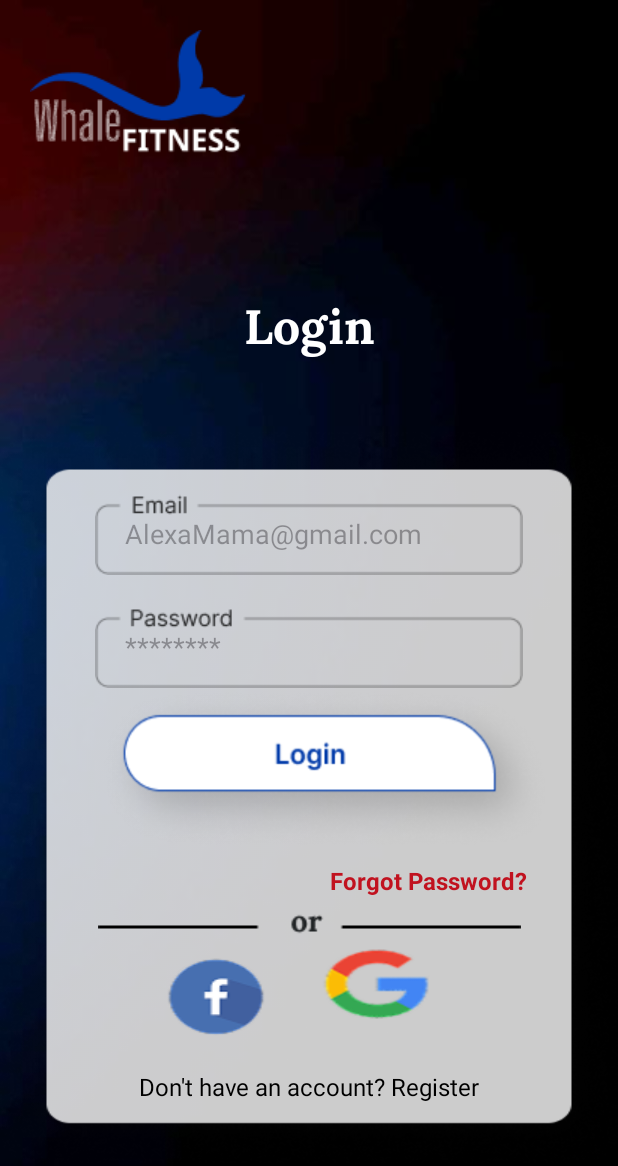
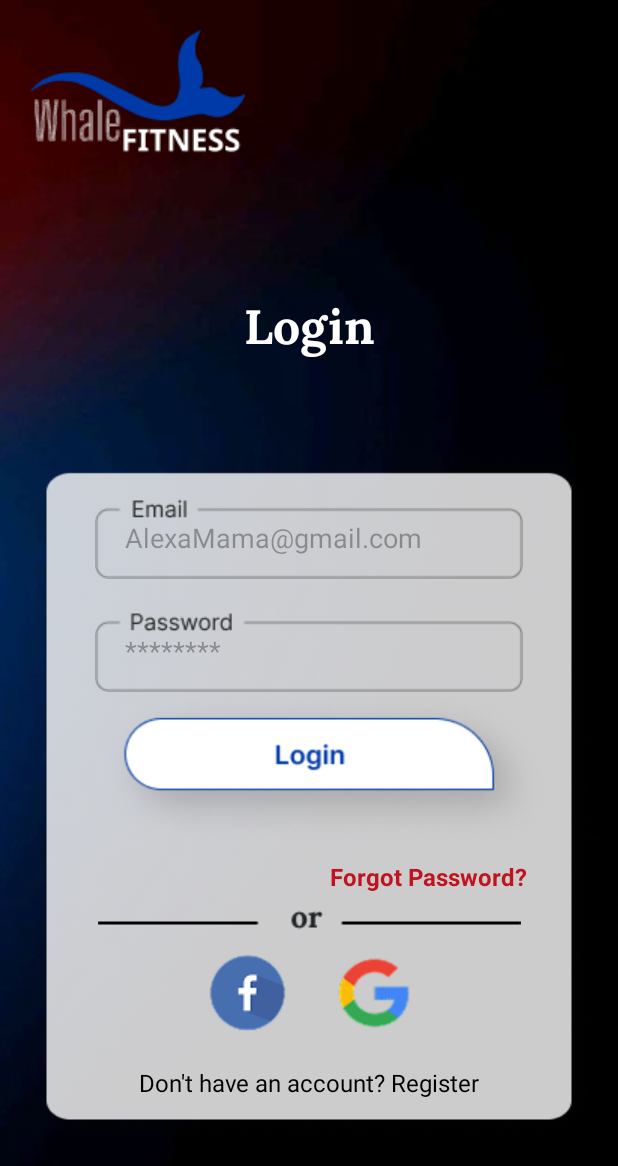
Before and after one commit to PhanHongDatt/Whale_Fitness, an Android app: the layout activity_login_page.xml on its own in the app's theme, with its tools: preview values and no code run, on a phone screen of 412 x 824 dp. Shown: the top 1166 px of the screen. Run offline under Robolectric (Android 15) with nearby library versions, the phone set to English and light mode, and no system bars.

Commit message:
Update Layout Signup + Signin

```diff
--- /dev/null
+++ b/app/src/main/res/drawable/btn_loginviafacebook.xml
@@ -0,0 +1,4 @@
+<?xml version="1.0" encoding="utf-8"?>
+<shape xmlns:android="http://schemas.android.com/apk/res/android">
+
+</shape>
--- a/app/src/main/res/layout/activity_login_page.xml
+++ b/app/src/main/res/layout/activity_login_page.xml
@@ -60,8 +60,8 @@
 
         <androidx.appcompat.widget.AppCompatButton
             android:id="@+id/btn_register_login"
-            android:layout_width="303dp"
-            android:layout_height="107dp"
+            android:layout_width="301dp"
+            android:layout_height="102dp"
             android:layout_marginStart="20dp"
             android:background="@drawable/login_btn_login"
             app:layout_constraintEnd_toEndOf="@id/layout_child"
@@ -90,19 +90,20 @@
             android:background="@drawable/img_register_line"/>
         <androidx.appcompat.widget.AppCompatButton
             android:id="@+id/login_via_facebook"
-            android:layout_width="wrap_content"
+            android:layout_width="70dp"
             android:layout_height="wrap_content"
             app:layout_constraintStart_toStartOf="@id/layout_child"
             app:layout_constraintTop_toBottomOf="@id/register_line"
-            android:layout_marginStart="100dp"
+            android:layout_marginStart="130dp"
             android:background="@drawable/register_img_facebook"/>
         <androidx.appcompat.widget.AppCompatButton
             android:id="@+id/login_via_google"
-            android:layout_width="wrap_content"
+            android:layout_width="60dp"
             android:layout_height="wrap_content"
             app:layout_constraintStart_toEndOf="@id/login_via_facebook"
             app:layout_constraintTop_toBottomOf="@id/register_line"
             android:layout_marginStart="20dp"
+            app:layout_constraintBaseline_toBaselineOf="@id/login_via_facebook"
             android:background="@drawable/register_img_google"/>
         <TextView
             android:id="@+id/tv_login_link"
```
Also changed, not shown: app/src/main/res/layout/activity_register_page.xml (+4 -3 lines).
